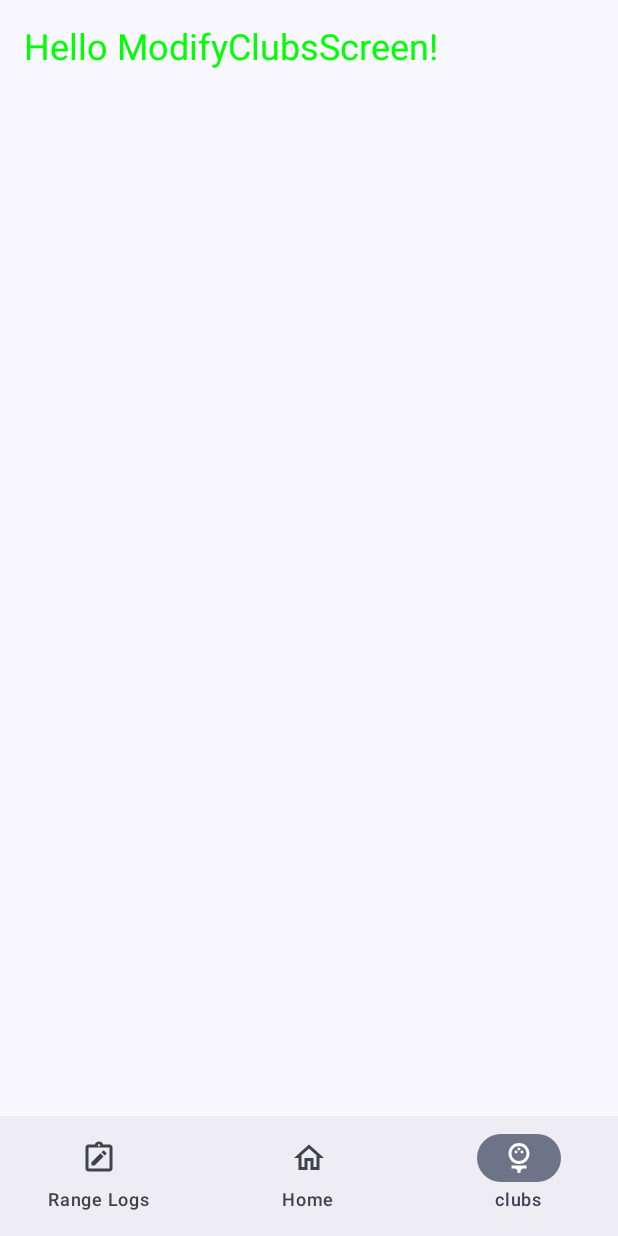
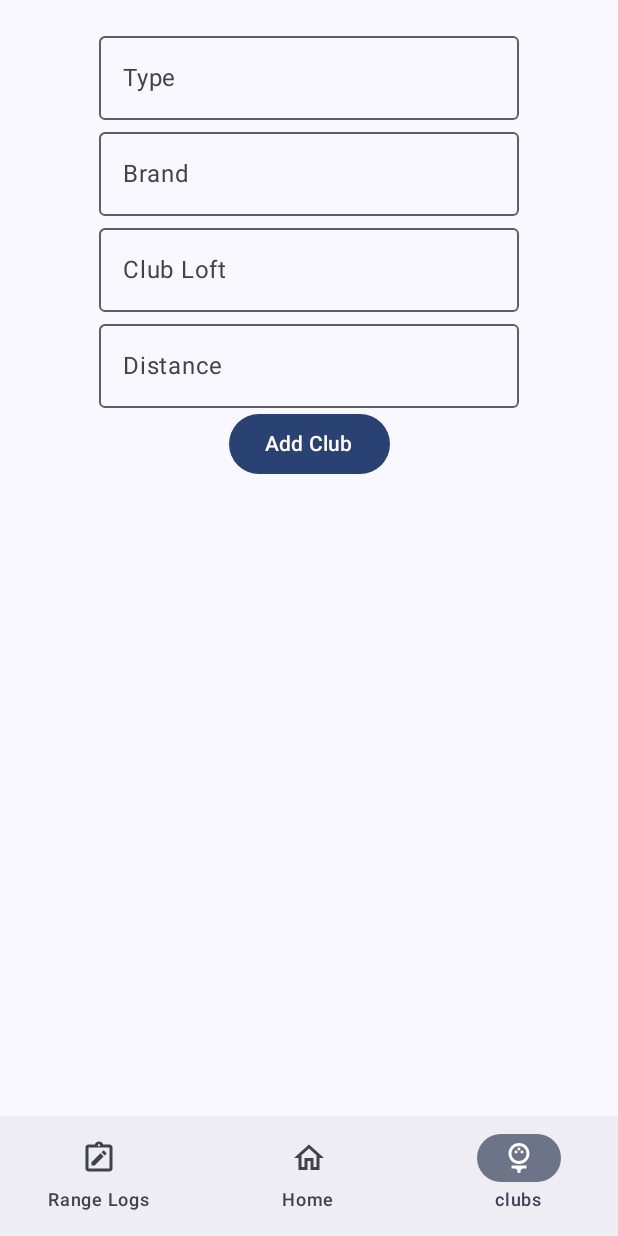
Before and after one commit to DanFoleyGit/ComposeGolfBuddy, an Android app built with Jetpack Compose: the screen it shows after launch (MainActivity), item 3 of the bottom bar chosen, on a phone screen of 412 x 824 dp. Run offline under Robolectric (Android 15) with nearby library versions, the phone set to English and light mode, and no system bars; our stand-ins replace Dagger/Hilt's generated code, Room's generated code.

Commit message:
Users can enter data in the modify clubs screen and the data will be shown on the home screen. TODO validate fields

```diff
--- a/app/src/main/AndroidManifest.xml
+++ b/app/src/main/AndroidManifest.xml
@@ -3,6 +3,7 @@
     xmlns:tools="http://schemas.android.com/tools">
 
     <application
+        android:name=".ClubsApplication"
         android:allowBackup="true"
         android:dataExtractionRules="@xml/data_extraction_rules"
         android:fullBackupContent="@xml/backup_rules"
--- a/app/src/main/java/com/example/composegolfbuddy/GbViewModel.kt
+++ /dev/null
@@ -1,11 +0,0 @@
-package com.example.composegolfbuddy
-
-import androidx.lifecycle.ViewModel
-import dagger.hilt.android.lifecycle.HiltViewModel
-
-// TODO add hilt
-//@HiltViewModel
-class GbViewModel : ViewModel() {
-
-
-}
--- a/app/src/main/java/com/example/composegolfbuddy/MainActivity.kt
+++ b/app/src/main/java/com/example/composegolfbuddy/MainActivity.kt
@@ -3,6 +3,7 @@ package com.example.composegolfbuddy
 import android.os.Bundle
 import androidx.activity.ComponentActivity
 import androidx.activity.compose.setContent
+import androidx.activity.viewModels
 import androidx.compose.foundation.layout.fillMaxSize
 import androidx.compose.material3.MaterialTheme
 import androidx.compose.material3.Surface
@@ -11,12 +12,17 @@ import androidx.compose.runtime.Composable
 import androidx.compose.ui.Modifier
 import androidx.compose.ui.graphics.Color
 import androidx.compose.ui.tooling.preview.Preview
+import com.example.composegolfbuddy.screens.GbViewModel
 import com.example.composegolfbuddy.screens.GolfBuddyScreen
 import com.example.composegolfbuddy.ui.theme.ComposeGolfBuddyTheme
+import dagger.hilt.android.AndroidEntryPoint
 
+@AndroidEntryPoint
 class MainActivity : ComponentActivity() {
     override fun onCreate(savedInstanceState: Bundle?) {
         super.onCreate(savedInstanceState)
+        val viewModel by viewModels<GbViewModel>()
+
         setContent {
             ComposeGolfBuddyTheme {
                 // A surface container using the 'background' color from the theme
@@ -24,7 +30,7 @@ class MainActivity : ComponentActivity() {
                     modifier = Modifier.fillMaxSize(),
                     color = MaterialTheme.colorScheme.background
                 ) {
-                    GolfBuddyScreen()
+                    GolfBuddyScreen(viewModel)
                 }
             }
         }
--- /dev/null
+++ b/app/src/main/java/com/example/composegolfbuddy/designsystem/compents/TextFields.kt
@@ -0,0 +1,5 @@
+package com.example.composegolfbuddy.designsystem.compents
+
+class TextFields() {
+    // migrate components
+}
--- /dev/null
+++ b/app/src/main/java/com/example/composegolfbuddy/di/DaoModule.kt
@@ -0,0 +1,29 @@
+package com.example.composegolfbuddy.di
+
+import android.content.Context
+import androidx.room.Room
+import com.multiplatform.clubdistances.data.ClubRoomDatabase
+import dagger.Module
+import dagger.Provides
+import dagger.hilt.InstallIn
+import dagger.hilt.android.qualifiers.ApplicationContext
+import dagger.hilt.components.SingletonComponent
+import javax.inject.Singleton
+
+@Module
+@InstallIn(SingletonComponent::class)
+object DaoModule {
+    @Provides
+    fun provideClubDao(clubRooDatabase: ClubRoomDatabase) = clubRooDatabase.getClubDao()
+
+    @Singleton
+    @Provides
+    fun provideClubRoomDatabase(@ApplicationContext appContext: Context): ClubRoomDatabase {
+        return Room.databaseBuilder(
+            appContext,
+            ClubRoomDatabase::class.java,
+            "RssReader"
+        ).build()
+    }
+
+}
--- /dev/null
+++ b/app/src/main/java/com/example/composegolfbuddy/di/RepositoriesModule.kt
@@ -0,0 +1,27 @@
+package com.example.composegolfbuddy.di
+
+import com.multiplatform.clubdistances.data.dao.ClubDao
+import com.multiplatform.clubdistances.homeScreen.model.ClubTypes
+import com.multiplatform.clubdistances.homeScreen.repositories.ClubsRepository
+import com.multiplatform.clubdistances.homeScreen.repositories.ClubsRepositoryImpl
+import com.multiplatform.clubdistances.updateClubs.repositories.ClubTypesRepository
+import com.multiplatform.clubdistances.updateClubs.repositories.ClubTypesRepositoryImpl
+import dagger.Module
+import dagger.Provides
+import dagger.hilt.InstallIn
+import dagger.hilt.components.SingletonComponent
+
+@Module
+@InstallIn(SingletonComponent::class)
+object RepositoriesModule {
+
+    @Provides
+    fun provideClubsRepository(clubDao: ClubDao): ClubsRepository {
+        return ClubsRepositoryImpl(clubDao)
+    }
+
+    @Provides
+    fun provideClubTypesRepository(): ClubTypesRepository {
+        return ClubTypesRepositoryImpl(ClubTypes())
+    }
+}
--- /dev/null
+++ b/app/src/main/java/com/example/composegolfbuddy/screens/GbViewModel.kt
@@ -0,0 +1,119 @@
+package com.example.composegolfbuddy.screens
+
+import androidx.compose.runtime.getValue
+import androidx.compose.runtime.mutableStateOf
+import androidx.compose.runtime.setValue
+import androidx.lifecycle.ViewModel
+import androidx.lifecycle.viewModelScope
+import com.example.composegolfbuddy.screens.homeScreen.HomeScreenUiState
+import com.example.composegolfbuddy.screens.modifyclubsscreen.ModifyClubsStateUI
+import com.example.composegolfbuddy.usecases.GetClubsStaticUseCase
+import com.multiplatform.clubdistances.homeScreen.model.Club
+import com.multiplatform.clubdistances.homeScreen.useCases.AddClubUseCase
+import dagger.hilt.android.lifecycle.HiltViewModel
+import kotlinx.coroutines.flow.MutableStateFlow
+import kotlinx.coroutines.flow.StateFlow
+import kotlinx.coroutines.flow.asStateFlow
+import kotlinx.coroutines.flow.first
+import kotlinx.coroutines.flow.update
+import kotlinx.coroutines.launch
+import javax.inject.Inject
+
+@HiltViewModel
+class GbViewModel @Inject constructor(
+    private val addClubUseCase: AddClubUseCase,
+    private val getClubsStaticUseCase: GetClubsStaticUseCase
+) : ViewModel() {
+
+    // Home Screen UI state
+    private var _homeScreenState = MutableStateFlow(HomeScreenUiState())
+    var homeScreenState: StateFlow<HomeScreenUiState> = _homeScreenState.asStateFlow()
+
+    // modify clubs screen
+    private var _modifyClubsState = MutableStateFlow(ModifyClubsStateUI())
+    var modifyClubsState: StateFlow<ModifyClubsStateUI> = _modifyClubsState.asStateFlow()
+
+    //modify clubs inputs
+    var clubTypeInput by mutableStateOf("")
+        private set
+
+    var clubBrandInput by mutableStateOf("")
+        private set
+
+    var clubLoftInput by mutableStateOf("")
+        private set
+
+    var distanceInput by mutableStateOf("")
+        private set
+
+    init {
+        _homeScreenState.value = HomeScreenUiState()
+        _modifyClubsState.value = ModifyClubsStateUI(false)
+        populateClubsData()
+    }
+
+    fun updateClubTypeValue(value: String) {
+        clubTypeInput = value
+    }
+
+    fun updateClubBrandValue(value: String) {
+        clubBrandInput = value
+    }
+
+    fun updateClubLoftValue(value: String) {
+        clubLoftInput = value
+    }
+
+    fun updateClubDistanceValue(value: String) {
+        distanceInput = value
+    }
+
+    private fun populateClubsData() {
+        viewModelScope.launch {
+            _homeScreenState.update { currentState ->
+                currentState.copy(clubList = getClubsStaticUseCase.invoke().first())
+            }
+        }
+    }
+
+    fun processClubInputs() {
+
+        /* TODO create validator class for each field */
+
+        if (clubTypeInput.isEmpty() ||
+            clubBrandInput.isEmpty() ||
+            clubLoftInput.isEmpty() ||
+            distanceInput.isEmpty()
+        ) {
+            _modifyClubsState.update { it ->
+                it.copy(errorState = true)
+            }
+        } else {
+            _modifyClubsState.update { it ->
+                it.copy(errorState = false)
+            }
+            insert()
+            resetFields()
+            populateClubsData()
+        }
+    }
+
+    private fun resetFields() {
+        updateClubTypeValue("")
+        updateClubBrandValue("")
+        updateClubLoftValue("")
+        updateClubDistanceValue("")
+    }
+
+    private fun insert() = viewModelScope.launch {
+        addClubUseCase.invoke(
+            Club(
+                clubTypeInput,
+                clubBrandInput,
+                clubLoftInput,
+                distanceInput.toInt()
+            )
+        )
+    }
+
+}
--- a/app/src/main/java/com/example/composegolfbuddy/screens/GolfBuddyScreen.kt
+++ b/app/src/main/java/com/example/composegolfbuddy/screens/GolfBuddyScreen.kt
@@ -1,9 +1,7 @@
 package com.example.composegolfbuddy.screens
 
 import android.annotation.SuppressLint
-import android.widget.Toast
 import androidx.compose.foundation.layout.fillMaxHeight
-import androidx.compose.foundation.layout.fillMaxSize
 import androidx.compose.foundation.layout.padding
 import androidx.compose.material.icons.Icons
 import androidx.compose.material.icons.filled.Home
@@ -14,11 +12,9 @@ import androidx.compose.material.icons.outlined.NoteAlt
 import androidx.compose.material.icons.outlined.SportsGolf
 import androidx.compose.material3.ExperimentalMaterial3Api
 import androidx.compose.material3.Icon
-import androidx.compose.material3.MaterialTheme
 import androidx.compose.material3.NavigationBar
 import androidx.compose.material3.NavigationBarItem
 import androidx.compose.material3.Scaffold
-import androidx.compose.material3.Surface
 import androidx.compose.material3.Text
 import androidx.compose.runtime.Composable
 import androidx.compose.runtime.getValue
@@ -27,16 +23,14 @@ import androidx.compose.runtime.saveable.rememberSaveable
 import androidx.compose.runtime.setValue
 import androidx.compose.ui.Modifier
 import androidx.compose.ui.graphics.vector.ImageVector
-import androidx.compose.ui.platform.LocalContext
-import androidx.compose.ui.res.dimensionResource
-import androidx.compose.ui.tooling.preview.Preview
 import androidx.compose.ui.unit.dp
-import androidx.lifecycle.viewmodel.compose.viewModel
 import androidx.navigation.NavHostController
 import androidx.navigation.compose.NavHost
 import androidx.navigation.compose.composable
 import androidx.navigation.compose.rememberNavController
-import com.example.composegolfbuddy.GbViewModel
+import com.example.composegolfbuddy.screens.homeScreen.HomeScreen
+import com.example.composegolfbuddy.screens.modifyclubsscreen.ModifyClubsScreen
+import com.example.composegolfbuddy.screens.rangelogs.RangeLogsScreen
 
 
 data class BottomNavigationItem(
@@ -54,8 +48,8 @@ enum class GolfBuddyScreenNames() {
 @SuppressLint("UnusedMaterial3ScaffoldPaddingParameter")
 @OptIn(ExperimentalMaterial3Api::class)
 @Composable
-fun GolfBuddyScreen (
-    gbViewModel: GbViewModel = viewModel(),
+fun GolfBuddyScreen(
+    viewModel: GbViewModel,
     navController: NavHostController = rememberNavController()
 ) {
 
@@ -120,14 +114,15 @@ fun GolfBuddyScreen (
                 modifier = Modifier.padding(16.dp)
             ) {
                 composable(route = GolfBuddyScreenNames.Home.name) {
-                    HomeScreen(modifier = Modifier
-                        .fillMaxHeight()
+                    HomeScreen(
+                        viewModel,
+                        modifier = Modifier.fillMaxHeight()
                     )
                 }
                 composable(route = GolfBuddyScreenNames.Clubs.name) {
                     ModifyClubsScreen(
-                        modifier = Modifier
-                            .fillMaxHeight()
+                        viewModel,
+                        modifier = Modifier.fillMaxHeight()
                     )
                 }
                 composable(route = GolfBuddyScreenNames.Logs.name) {
@@ -142,8 +137,8 @@ fun GolfBuddyScreen (
 
 }
 
-@Preview(showBackground = true)
-@Composable
-fun GolfBuddyScreenPreview() {
-    GolfBuddyScreen()
-}
+//@Preview(showBackground = true)
+//@Composable
+//fun GolfBuddyScreenPreview() {
+//    GolfBuddyScreen()
+//}
--- a/app/src/main/java/com/example/composegolfbuddy/screens/HomeScreen.kt
+++ /dev/null
@@ -1,108 +0,0 @@
-package com.example.composegolfbuddy.screens
-
-import androidx.compose.foundation.background
-import androidx.compose.foundation.layout.Arrangement
-import androidx.compose.foundation.layout.Column
-import androidx.compose.foundation.layout.Row
-import androidx.compose.foundation.layout.fillMaxWidth
-import androidx.compose.foundation.layout.padding
-import androidx.compose.foundation.layout.size
-import androidx.compose.foundation.lazy.LazyColumn
-import androidx.compose.foundation.lazy.items
-import androidx.compose.foundation.shape.CircleShape
-import androidx.compose.foundation.shape.RoundedCornerShape
-import androidx.compose.material3.MaterialTheme
-import androidx.compose.material3.Text
-import androidx.compose.runtime.Composable
-import androidx.compose.ui.Alignment
-import androidx.compose.ui.Modifier
-import androidx.compose.ui.draw.clip
-import androidx.compose.ui.graphics.Color
-import androidx.compose.ui.text.TextStyle
-import androidx.compose.ui.text.style.TextAlign
-import androidx.compose.ui.tooling.preview.Preview
-import androidx.compose.ui.unit.dp
-import androidx.compose.ui.unit.sp
-import com.example.composegolfbuddy.Greeting
-import com.multiplatform.clubdistances.homeScreen.model.Club
-
-@Composable
-fun HomeScreen( modifier: Modifier = Modifier
-//    .background(color = Color.White)
-)
-{
-    val list = mutableListOf<Club>(
-        Club("D","9", "Titleist", 240),
-        Club("3W","15", "Titleist", 210),
-        Club("7W","23", "Titleist", 190),
-        Club("4i","28", "Titleist", 180),
-
-    )
-
-    LazyColumn {
-        items(list) { club ->
-            ClubInfoRow(club)
-        }
-    }
-}
-
-@Composable
-fun ClubInfoRow(club: Club, modifier: Modifier = Modifier) {
-
-    Row(modifier = modifier
-        .fillMaxWidth()
-        .padding(4.dp)
-        .background(
-            color = MaterialTheme.colorScheme.primaryContainer,
-            shape = RoundedCornerShape(4.dp)
-        ),
-        horizontalArrangement = Arrangement.SpaceEvenly,
-        verticalAlignment = Alignment.CenterVertically
-    ) {
-        Text(
-            text = club.clubName,
-            style = TextStyle(
-                fontSize = 30.sp,
-            ),
-            modifier = Modifier
-                .size(64.dp)
-                .background(
-                    color = MaterialTheme.colorScheme.primary,
-                    shape = CircleShape
-                )
-                .padding(8.dp),
-            textAlign = TextAlign.Center
-        )
-        Column (
-            horizontalAlignment = Alignment.Start,
-            verticalArrangement = Arrangement.SpaceEvenly,
-            modifier = Modifier.padding(8.dp)
-        ){
-            Text(text = "Loft: ${club.clubLoft}",
-                style = TextStyle(
-                    fontSize = 16.sp
-                )
-            )
-            Text(text = "Make: ${club.clubBrand}",
-                style = TextStyle(
-                    fontSize = 16.sp
-                )
-            )
-        }
-
-        Text(
-            text = "Yardage: ${club.distance}",
-            style = TextStyle(
-                fontSize = 26.sp,
-            ),
-            modifier = Modifier.padding(8.dp)
-        )
-    }
-}
-
-@Preview(showBackground = true)
-@Composable
-fun HomeScreenPreview() {
-//    ClubInfoRow(Club("D","46", "Titleist", 130))
-    HomeScreen()
-}
--- a/app/src/main/java/com/example/composegolfbuddy/screens/ModifyClubsScreen.kt
+++ /dev/null
@@ -1,40 +0,0 @@
-package com.example.composegolfbuddy.screens
-
-import androidx.compose.foundation.layout.Arrangement
-import androidx.compose.foundation.layout.Column
-import androidx.compose.foundation.layout.fillMaxSize
-import androidx.compose.foundation.layout.fillMaxWidth
-import androidx.compose.foundation.layout.size
-import androidx.compose.material3.MaterialTheme
-import androidx.compose.material3.Surface
-import androidx.compose.material3.Text
-import androidx.compose.runtime.Composable
-import androidx.compose.ui.Alignment
-import androidx.compose.ui.Modifier
-import androidx.compose.ui.res.dimensionResource
-import androidx.compose.ui.tooling.preview.Preview
-import androidx.compose.ui.unit.dp
-import com.example.composegolfbuddy.Greeting
-
-@Composable
-fun ModifyClubsScreen( modifier: Modifier = Modifier) {
-
-        Greeting(name = "ModifyClubsScreen")
-
-//    Column (modifier = Modifier,
-//        horizontalAlignment = Alignment.CenterHorizontally,
-//        verticalArrangement = Arrangement.spacedBy(16.dp)) {
-//        Text(text = "Hello Modify clubs Screen",
-//            modifier = Modifier
-//                .fillMaxWidth()
-//                .size(20.dp))
-//    }
-
-
-}
-
-@Preview(showBackground = true)
-@Composable
-fun ModifyClubsScreenPreview() {
-    ModifyClubsScreen()
-}
--- /dev/null
+++ b/app/src/main/java/com/example/composegolfbuddy/screens/homeScreen/HomeScreenUiState.kt
@@ -0,0 +1,7 @@
+package com.example.composegolfbuddy.screens.homeScreen
+
+import com.multiplatform.clubdistances.homeScreen.model.Club
+
+data class HomeScreenUiState(
+    var clubList: List<Club> = emptyList<Club>()
+)
--- /dev/null
+++ b/app/src/main/java/com/example/composegolfbuddy/screens/modifyclubsscreen/ModifyClubsScreen.kt
@@ -0,0 +1,92 @@
+package com.example.composegolfbuddy.screens.modifyclubsscreen
+
+import androidx.compose.foundation.layout.Arrangement
+import androidx.compose.foundation.layout.Column
+import androidx.compose.foundation.layout.fillMaxWidth
+import androidx.compose.foundation.layout.padding
+import androidx.compose.material3.Button
+import androidx.compose.material3.ExperimentalMaterial3Api
+import androidx.compose.material3.OutlinedTextField
+import androidx.compose.material3.Text
+import androidx.compose.runtime.Composable
+import androidx.compose.runtime.collectAsState
+import androidx.compose.ui.Alignment
+import androidx.compose.ui.Modifier
+import androidx.compose.ui.unit.dp
+import com.example.composegolfbuddy.screens.GbViewModel
+
+@Composable
+fun ModifyClubsScreen(viewModel: GbViewModel, modifier: Modifier = Modifier) {
+
+    val state = viewModel.modifyClubsState.collectAsState()
+
+    Column(
+        modifier = Modifier.fillMaxWidth(),
+        horizontalAlignment = Alignment.CenterHorizontally,
+        verticalArrangement = Arrangement.SpaceEvenly
+    ) {
+
+        OutlinedTextFieldForInputs(
+            initialValue = viewModel.clubTypeInput,
+            valueChanged = { viewModel.updateClubTypeValue(it) },
+            isErrorState = state.value.errorState,
+            title = "Type"
+        )
+        OutlinedTextFieldForInputs(
+            initialValue = viewModel.clubBrandInput,
+            valueChanged = { viewModel.updateClubBrandValue(it) },
+            isErrorState = state.value.errorState,
+            title = "Brand"
+        )
+        OutlinedTextFieldForInputs(
+            initialValue = viewModel.clubLoftInput,
+            valueChanged = { viewModel.updateClubLoftValue(it) },
+            isErrorState = state.value.errorState,
+            title = "Club Loft"
+        )
+        OutlinedTextFieldForInputs(
+            initialValue = viewModel.distanceInput,
+            valueChanged = { viewModel.updateClubDistanceValue(it) },
+            isErrorState = state.value.errorState,
+            title = "Distance"
+        )
+
+        SubmitButton(processClubInputs = viewModel::processClubInputs)
+    }
+}
+
+@OptIn(ExperimentalMaterial3Api::class)
+@Composable
+fun OutlinedTextFieldForInputs(
+    initialValue: String = "",
+    valueChanged: (String) -> Unit,
+    isErrorState: Boolean = false,
+    title: String = ""
+) {
+
+    Column(horizontalAlignment = Alignment.Start) {
+        OutlinedTextField(
+            value = initialValue,
+            onValueChange = { newValue -> valueChanged(newValue) },
+            label = { Text(title) },
+            isError = isErrorState,
+            singleLine = true
+        )
+    }
+}
+
+@Composable
+fun SubmitButton(modifier: Modifier = Modifier, processClubInputs: () -> Unit) {
+    Button(onClick = {
+        processClubInputs()
+    }) {
+        modifier.padding(8.dp)
+        Text(text = "Add Club")
+    }
+}
+
+//@Preview(showBackground = true)
+//@Composable
+//fun ModifyClubsScreenPreview() {
+//    ModifyClubsScreen(viewModel = GbViewModel())
+//}
--- /dev/null
+++ b/app/src/main/java/com/example/composegolfbuddy/screens/modifyclubsscreen/ModifyClubsStateUI.kt
@@ -0,0 +1,5 @@
+package com.example.composegolfbuddy.screens.modifyclubsscreen
+
+data class ModifyClubsStateUI(
+    var errorState: Boolean = false
+)
```
Also changed, not shown: app/src/main/java/com/example/composegolfbuddy/di/DiModule.kt (deleted, +0 -10 lines), app/src/main/java/com/example/composegolfbuddy/model/Club.kt (+5 -5 lines), app/src/main/java/com/example/composegolfbuddy/screens/RangeLogsScreen.kt (deleted, +0 -11 lines), app/src/main/java/com/example/composegolfbuddy/screens/homeScreen/HomeScreen.kt (added, +111 -0 lines), app/src/main/java/com/example/composegolfbuddy/screens/rangelogs/RangeLogsScreen.kt (added, +10 -0 lines), app/src/main/java/com/example/composegolfbuddy/usecases/GetClubsStaticUseCase.kt (+16 -2 lines).
